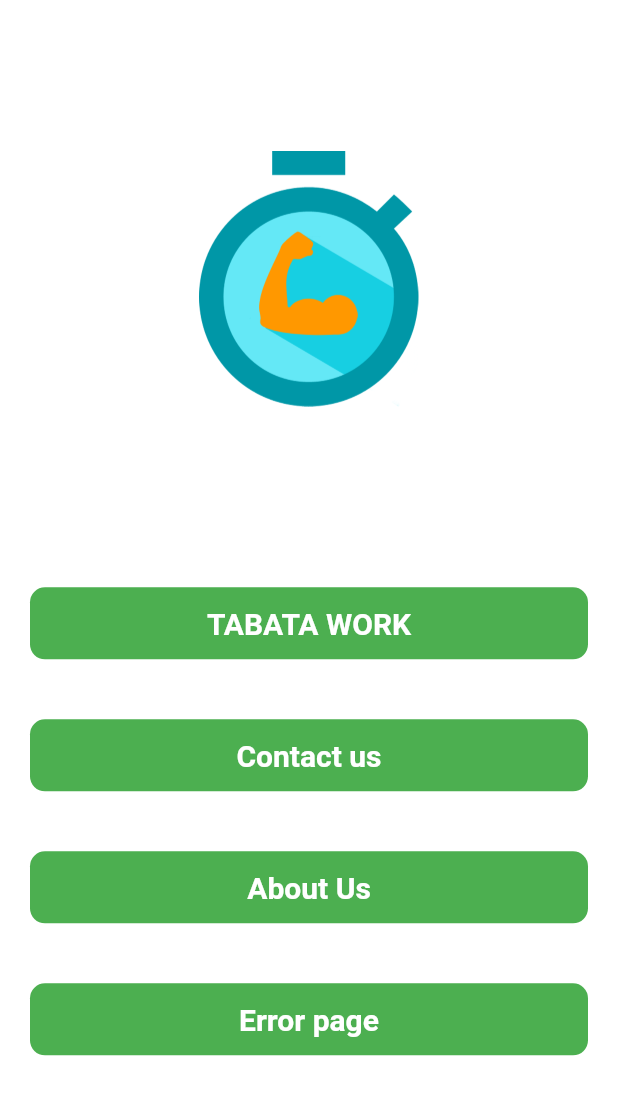
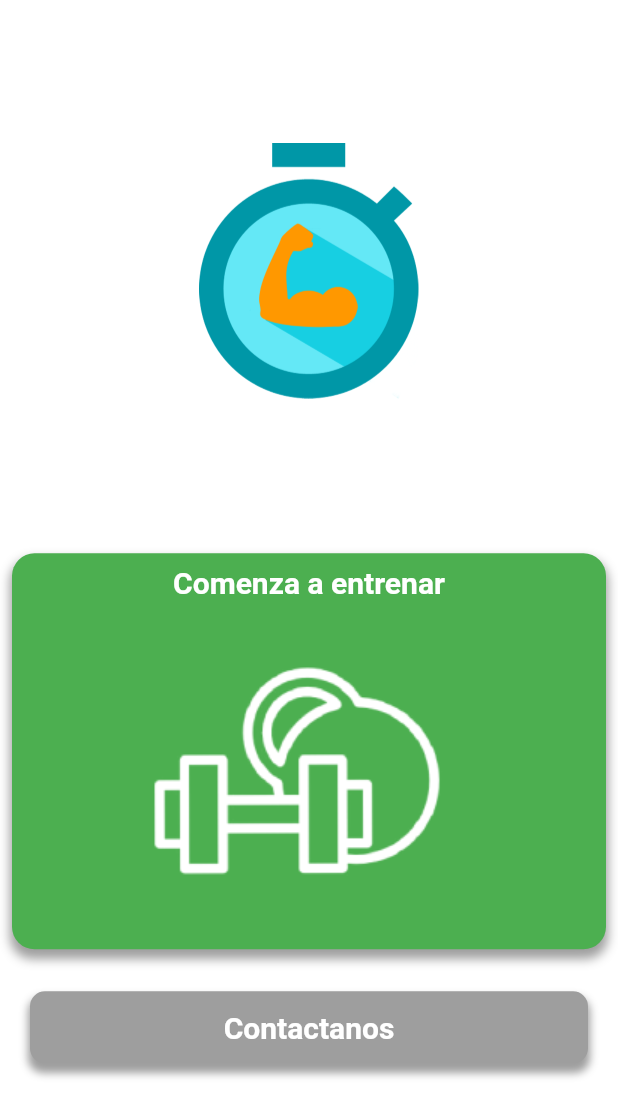
Before and after one commit to nadpescador/DoitApp, a Flutter app: the screen it shows after launch, on a phone screen of 412 x 824 dp. Shown: the top 1117 px of the screen. Run offline on Flutter 3.47's test engine with Material 2 defaults, Android fonts, the phone set to English and light mode, and no system bars; our stand-ins replace bloc, circular_countdown_timer, flutter_bloc, freezed_annotation, get_it, numberpicker and 2 more; generated files the repository leaves out were written again.

Commit message:
cambios de estilo piolas

```diff
--- a/lib/presentation/navigation_page/navigation_page.dart
+++ b/lib/presentation/navigation_page/navigation_page.dart
@@ -7,12 +7,16 @@ class NavigationPage extends StatelessWidget {
     return SafeArea(
         top: true,
         child: Scaffold(
-          backgroundColor: Colors.white24,
+          backgroundColor: Colors.white,
           body: Container(
             child: Column(
               mainAxisAlignment: MainAxisAlignment.spaceEvenly,
               children: [
-                Image.asset('assets/images/logotabata.png', scale: 3),
+                Image.asset(
+                  'assets/images/logotabata.png',
+                  scale: 3,
+                  fit: BoxFit.contain,
+                ),
                 VerticalButtons(),
               ],
             ),
--- a/lib/presentation/tabata_form_pages/tabata_form_select_workout_time.dart
+++ b/lib/presentation/tabata_form_pages/tabata_form_select_workout_time.dart
@@ -1,6 +1,7 @@
 import 'package:flutter/material.dart';
 import 'package:flutter_bloc/flutter_bloc.dart';
 import 'package:numberpicker/numberpicker.dart';
+import 'package:page_transition/page_transition.dart';
 import 'package:tabata/presentation/tabata_form_pages/cubit/tabata_form_cubit.dart';
 import 'package:tabata/presentation/tabata_form_pages/cubit/tabata_form_state.dart';
 import 'package:tabata/presentation/tabata_form_pages/tabata_form_repetitions.dart';
@@ -45,8 +46,9 @@ class TabataFormSelectWorkoutTime extends StatelessWidget {
                                           onPressed: () {
                                             Navigator.push(
                                               context,
-                                              MaterialPageRoute(
-                                                builder: (context) => TabataFormRepetitionsPage(),
+                                              PageTransition(
+                                                child: TabataFormRepetitionsPage(),
+                                                type: PageTransitionType.fade,
                                               ),
                                             );
                                           },
--- a/lib/presentation/tabata_work_page/bloc/tabata_page_cubit.dart
+++ b/lib/presentation/tabata_work_page/bloc/tabata_page_cubit.dart
@@ -14,7 +14,7 @@ class TabataPageCubit extends Cubit<TabataPageState> {
     playTraining();
   }
 
-  TabataFormCubit _tabataFormCubit;
+  final TabataFormCubit _tabataFormCubit;
 
   void playTraining() {
     state.maybeWhen(
@@ -22,16 +22,19 @@ class TabataPageCubit extends Cubit<TabataPageState> {
       resting: (workTime, restTime, repetitions) => emit(
         TabataPageState.playing(workTime, restTime, repetitions),
       ),
-      finished: () => emit(TabataPageState.playing(
-        _tabataFormCubit.state.formViewModel.workoutTime,
-        _tabataFormCubit.state.formViewModel.restingTime,
-        _tabataFormCubit.state.formViewModel.repetitions,
-      )),
     );
   }
 
   void finishTraining() {
     emit(TabataPageState.finished());
+  }
+
+  void restartTabata() {
+    emit(TabataPageState.playing(
+      _tabataFormCubit.state.formViewModel.workoutTime,
+      _tabataFormCubit.state.formViewModel.restingTime,
+      _tabataFormCubit.state.formViewModel.repetitions,
+    ));
   }
 
   void startRestingTime() {
--- a/lib/presentation/widgets/vertical_buttons_widget.dart/vertical_buttons_widgets.dart
+++ b/lib/presentation/widgets/vertical_buttons_widget.dart/vertical_buttons_widgets.dart
@@ -1,6 +1,7 @@
 import 'package:flutter/material.dart';
 import 'package:flutter_bloc/flutter_bloc.dart';
 import 'package:tabata/presentation/tabata_form_pages/cubit/tabata_form_cubit.dart';
+import 'package:tabata/presentation/tabata_work_page/bloc/tabata_page_cubit.dart';
 import 'package:tabata/widgets/generic_button/generic_button_widget.dart';
 
 class VerticalButtons extends StatelessWidget {
@@ -9,38 +10,62 @@ class VerticalButtons extends StatelessWidget {
     return ListView.builder(
       scrollDirection: Axis.vertical,
       shrinkWrap: true,
-      itemCount: 5,
+      itemCount: 2,
       itemBuilder: (context, index) {
         switch (index) {
           case 0:
-            return GenericButtonWidget(
-              buttonLabel: 'TABATA WORK',
-              onPressed: () {
-                context.read<TabataFormCubit>().startNewRoutine();
-                Navigator.pushNamed(context, 'workout');
-              },
+            return Padding(
+              padding: const EdgeInsets.all(8.0),
+              child: InkWell(
+                child: Container(
+                  decoration: BoxDecoration(
+                    boxShadow: [
+                      BoxShadow(
+                        blurRadius: 5,
+                        spreadRadius: 1,
+                        color: Colors.grey,
+                        offset: Offset(0, 5),
+                      ),
+                    ],
+                    borderRadius: BorderRadius.circular(15),
+                    color: Colors.green,
+                  ),
+                  child: Column(
+                    children: [
+                      Padding(
+                        padding: const EdgeInsets.all(8.0),
+                        child: Text(
+                          'Comenza a entrenar',
+                          style: TextStyle(
+                            fontSize: 20,
+                            color: Colors.white,
+                            fontWeight: FontWeight.bold,
+                          ),
+                        ),
+                      ),
+                      Image.asset(
+                        'assets/images/workout.png',
+                        fit: BoxFit.fill,
+                        color: Colors.white,
+                      ),
+                    ],
+                  ),
+                ),
+                onTap: () {
+                  context.read<TabataFormCubit>().startNewRoutine();
+                  Navigator.pushNamed(context, 'workout');
+                },
+              ),
             );
             break;
           case 1:
-            return GenericButtonWidget(
-                buttonLabel: 'Contact us',
-                onPressed: () {
-                  Navigator.pushNamed(context, 'contact');
-                });
-            break;
-          case 2:
-            return GenericButtonWidget(
-                buttonLabel: 'About Us',
-                onPressed: () {
-                  Navigator.pushNamed(context, 'creators');
-                });
-            break;
-          case 3:
-            return GenericButtonWidget(
-                buttonLabel: 'Error page',
-                onPressed: () {
-                  Navigator.pushNamed(context, 'error');
-                });
+            return Container(
+              child: GenericButtonWidget(
+                bgColor: Colors.grey,
+                buttonLabel: 'Contactanos',
+                onPressed: () => null,
+              ),
+            );
             break;
           default:
             return Container();
--- a/lib/widgets/generic_button/generic_button_widget.dart
+++ b/lib/widgets/generic_button/generic_button_widget.dart
@@ -7,8 +7,7 @@ class GenericButtonWidget extends StatelessWidget {
     this.bgColor = Colors.green,
     this.onPressed,
     this.widthRatio = 0.75,
-    this.textStyle = const TextStyle(
-        color: Colors.white, fontSize: 20, fontWeight: FontWeight.bold),
+    this.textStyle = const TextStyle(color: Colors.white, fontSize: 20, fontWeight: FontWeight.bold),
     Key key,
   })  : assert(buttonLabel != null),
         assert(
@@ -29,6 +28,14 @@ class GenericButtonWidget extends StatelessWidget {
       margin: EdgeInsets.all(20),
       width: MediaQuery.of(context).size.width * widthRatio,
       decoration: BoxDecoration(
+        boxShadow: [
+          BoxShadow(
+            blurRadius: 4,
+            spreadRadius: 1,
+            color: Colors.grey,
+            offset: Offset(0, 5),
+          ),
+        ],
         color: bgColor,
         borderRadius: BorderRadius.circular(borderRadius),
       ),
```
Also changed, not shown: lib/presentation/tabata_form_pages/tabata_form_repetitions.dart (+6 -2 lines), lib/presentation/tabata_form_pages/tabata_form_select_resting_time.dart (+11 -9 lines), lib/presentation/tabata_work_page/tabata_work_page_loaded.dart (+1 -10 lines), lib/widgets/countdown_widget/counter_widget.dart (+37 -6 lines), pubspec.yaml (+5 -4 lines), assets/images/workout.png (added), pubspec.lock, 1 other file.
